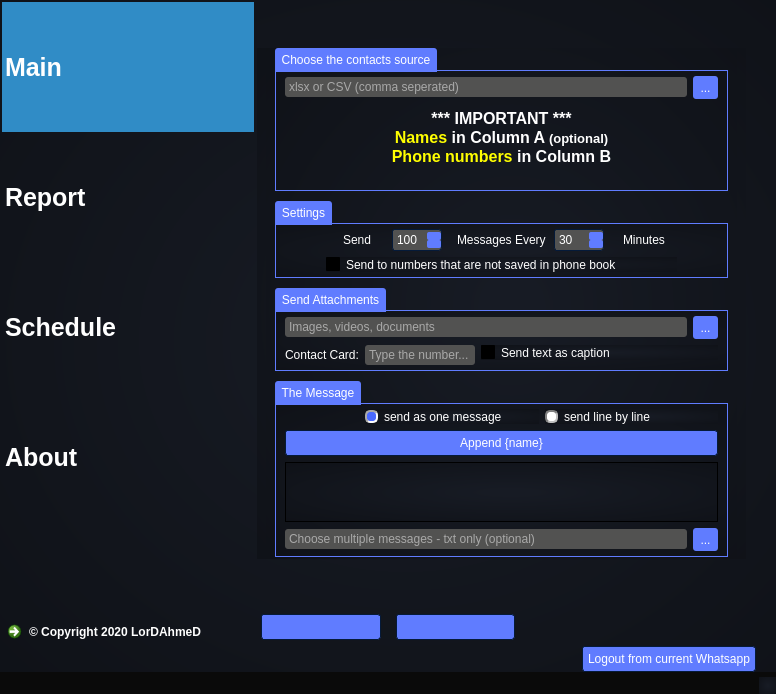
Above: untitled.ui from thelordahmed/Whatsapp-bulk-sender before the change. Below: the same form after it.
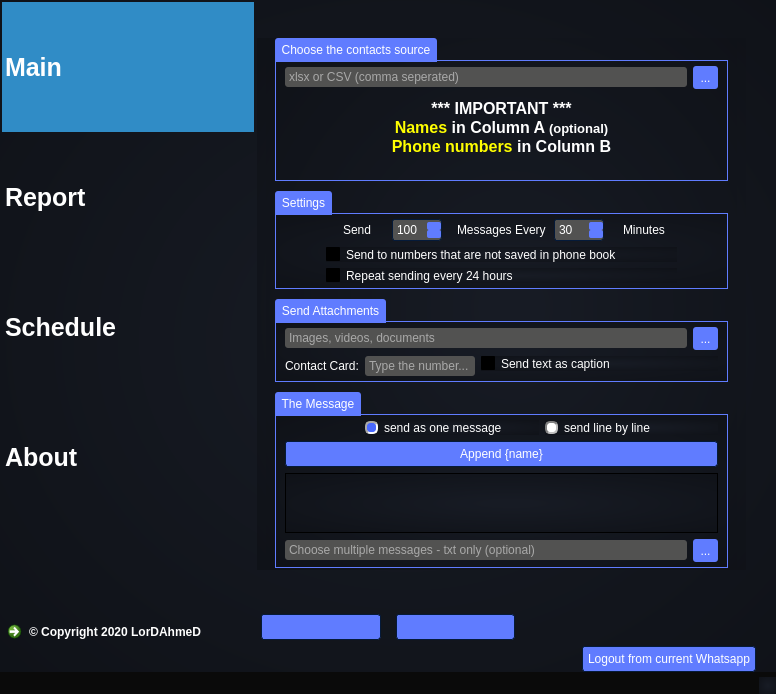
That is the form after the change. Icons and pictures are not drawn.

Commit message: tweaked repeat sending every 24 hours

```diff
--- a/untitled.ui
+++ b/untitled.ui
@@ -1656,7 +1656,7 @@
                      <string>&lt;!DOCTYPE HTML PUBLIC &quot;-//W3C//DTD HTML 4.0//EN&quot; &quot;http://www.w3.org/TR/REC-html40/strict.dtd&quot;&gt;
 &lt;html&gt;&lt;head&gt;&lt;meta name=&quot;qrichtext&quot; content=&quot;1&quot; /&gt;&lt;style type=&quot;text/css&quot;&gt;
 p, li { white-space: pre-wrap; }
-&lt;/style&gt;&lt;/head&gt;&lt;body style=&quot; font-family:'arial'; font-size:13pt; font-weight:400; font-style:normal;&quot;&gt;
+&lt;/style&gt;&lt;/head&gt;&lt;body style=&quot; font-family:'arial'; font-size:8.25pt; font-weight:400; font-style:normal;&quot;&gt;
 &lt;p align=&quot;center&quot; style=&quot; margin-top:0px; margin-bottom:0px; margin-left:0px; margin-right:0px; -qt-block-indent:0; text-indent:0px;&quot;&gt;&lt;span style=&quot; font-family:'MS Shell Dlg 2'; font-size:12pt; font-weight:600; color:#ffffff;&quot;&gt;*** IMPORTANT ***&lt;/span&gt;&lt;/p&gt;
 &lt;p align=&quot;center&quot; style=&quot; margin-top:0px; margin-bottom:0px; margin-left:0px; margin-right:0px; -qt-block-indent:0; text-indent:0px;&quot;&gt;&lt;span style=&quot; font-family:'MS Shell Dlg 2'; font-size:12pt; font-weight:600; color:#ffff00;&quot;&gt;Names&lt;/span&gt;&lt;span style=&quot; font-family:'MS Shell Dlg 2'; font-size:12pt; font-weight:600;&quot;&gt; in Column A &lt;/span&gt;&lt;span style=&quot; font-family:'MS Shell Dlg 2'; font-size:10pt; font-weight:600;&quot;&gt;(optional)&lt;/span&gt;&lt;/p&gt;
 &lt;p align=&quot;center&quot; style=&quot; margin-top:0px; margin-bottom:0px; margin-left:0px; margin-right:0px; -qt-block-indent:0; text-indent:0px;&quot;&gt;&lt;span style=&quot; font-family:'MS Shell Dlg 2'; font-size:12pt; font-weight:600; color:#ffff00;&quot;&gt;Phone numbers&lt;/span&gt;&lt;span style=&quot; font-family:'MS Shell Dlg 2'; font-size:12pt; font-weight:600;&quot;&gt; in Column B&lt;/span&gt;&lt;/p&gt;&lt;/body&gt;&lt;/html&gt;</string>
@@ -1838,6 +1838,13 @@
                     </property>
                    </widget>
                   </item>
+                  <item>
+                   <widget class="QCheckBox" name="repeat_sending">
+                    <property name="text">
+                     <string>Repeat sending every 24 hours</string>
+                    </property>
+                   </widget>
+                  </item>
                  </layout>
                 </item>
                </layout>
```
Left out of the diff: 14 changed lines with no effect on the pictures. The commit also changes 7 other files.
